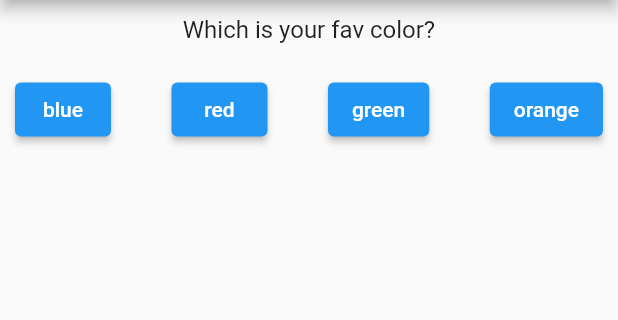
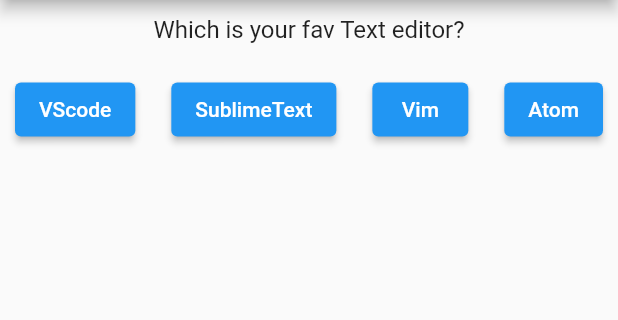
Before and after one commit to joyetgeorge/Flutter-Basic, a Flutter app: the screen it shows after launch, on a phone screen of 412 x 824 dp, the part 84-404 px from its top. Run offline on Flutter 3.47's test engine with Material 2 defaults, Android fonts, the phone set to English and light mode, and no system bars.

```diff
--- a/lib/main.dart
+++ b/lib/main.dart
@@ -1,3 +1,7 @@
+// import 'dart:io';
+// import 'package:http/http.dart' as http;
+// import 'dart:convert';
+
 import 'package:flutter/material.dart';
 
 import './question.dart';
@@ -15,37 +19,42 @@ class HelloWorld extends StatefulWidget {
 }
 
 class HelloWorldState extends State {
+  // var questions;
+
+  // Future fetchAlbum() async {
+  //   final url = Uri.parse(
+  //       'https://opentdb.com/api.php?amount=10&category=18&difficulty=easy&type=multiple');
+
+  //   http.Response response =
+  //       await http.get(url, headers: {'Accept': 'application/json'});
+  //   setState(() {
+  //     questions = json.decode(response.body);
+  //     print(questions);
+  //   });
+  //   // return "hello";
+  // }
+
   var num = 0;
 
   var questions = [
     {
-      'question': 'Which is your fav color?',
-      'answer': ['blue', 'red', 'green', 'orange'],
+      'question': 'Which is your fav Text editor?',
+      'answer': ['VScode', 'SublimeText', 'Vim', 'Atom'],
     },
     {
-      'question': 'Which is your fav place?',
-      'answer': ['blue', 'red', 'green'],
+      'question': 'Which is your field?',
+      'answer': ['Frontend', 'Backend', 'Else'],
     },
     {
-      'question': 'Which is your fav teacher?',
-      'answer': ['blue', 'red', 'green'],
-    },
-    {
-      'question': 'Which is your fav food?',
-      'answer': ['blue', 'red', 'green'],
+      'question': 'Which is your fav programming language?',
+      'answer': ['Java', 'Pyton', 'Dart'],
     },
   ];
 
   void incriment() {
-    if (num < questions.length-1) {
       setState(() {
         ++num;
       });
-    } else {
-      setState(() {
-        num=0;
-      });
-    }
   }
 
   @override
@@ -56,7 +65,7 @@ class HelloWorldState extends State {
             backgroundColor: Colors.blue,
             title: const Text('Hello World'),
           ),
-          body: Column(
+          body: num < questions.length ? Column(
             children: [
               Question(
                 questions[num]['question'],
@@ -73,7 +82,9 @@ class HelloWorldState extends State {
                 ),
               )
             ],
-          )),
+          ) : const Center(child: Text('You did it!'),)
+
+          ),
       debugShowCheckedModeBanner: false,
     );
   }
--- a/pubspec.yaml
+++ b/pubspec.yaml
@@ -29,7 +29,7 @@ environment:
 dependencies:
   flutter:
     sdk: flutter
-
+  # http: ^0.12.2
 
   # The following adds the Cupertino Icons font to your application.
   # Use with the CupertinoIcons class for iOS style icons.
```
